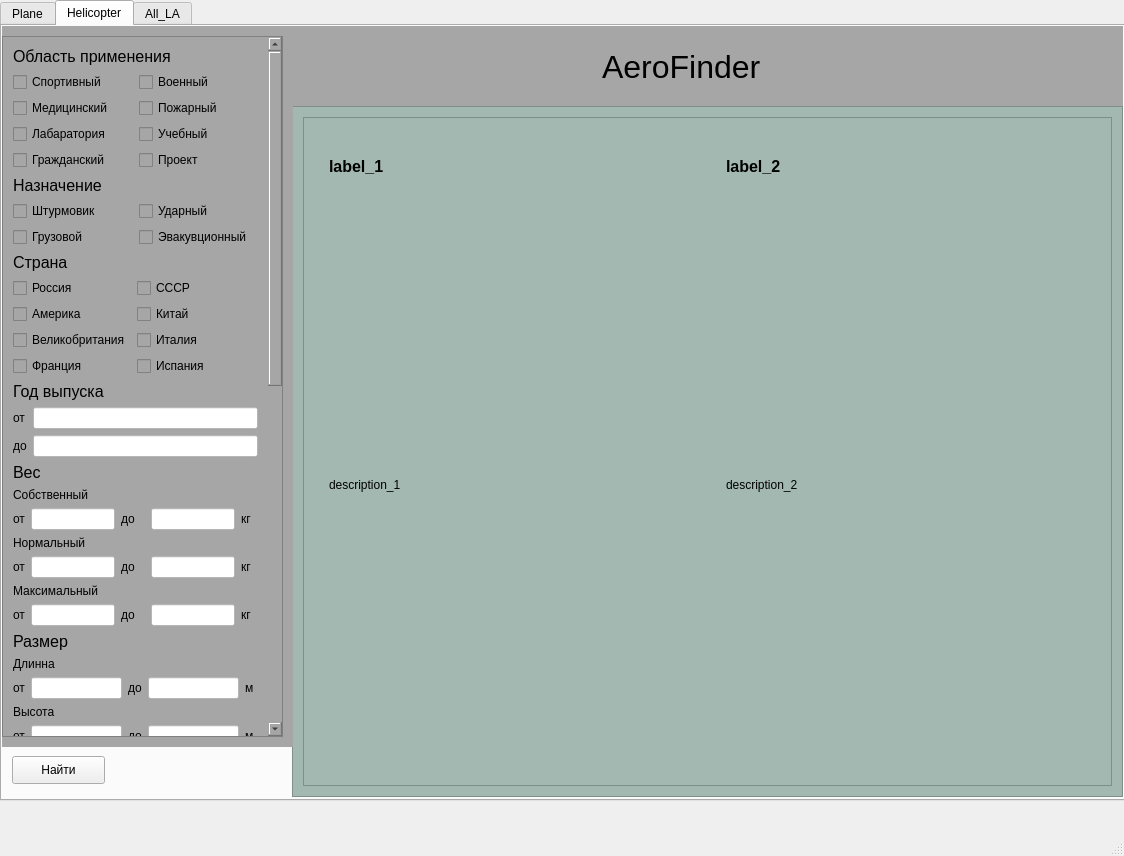
First picture: the form in ui_designes/ui_design_V_6.ui, repository MrParkour/AeroFinder, before the edit.
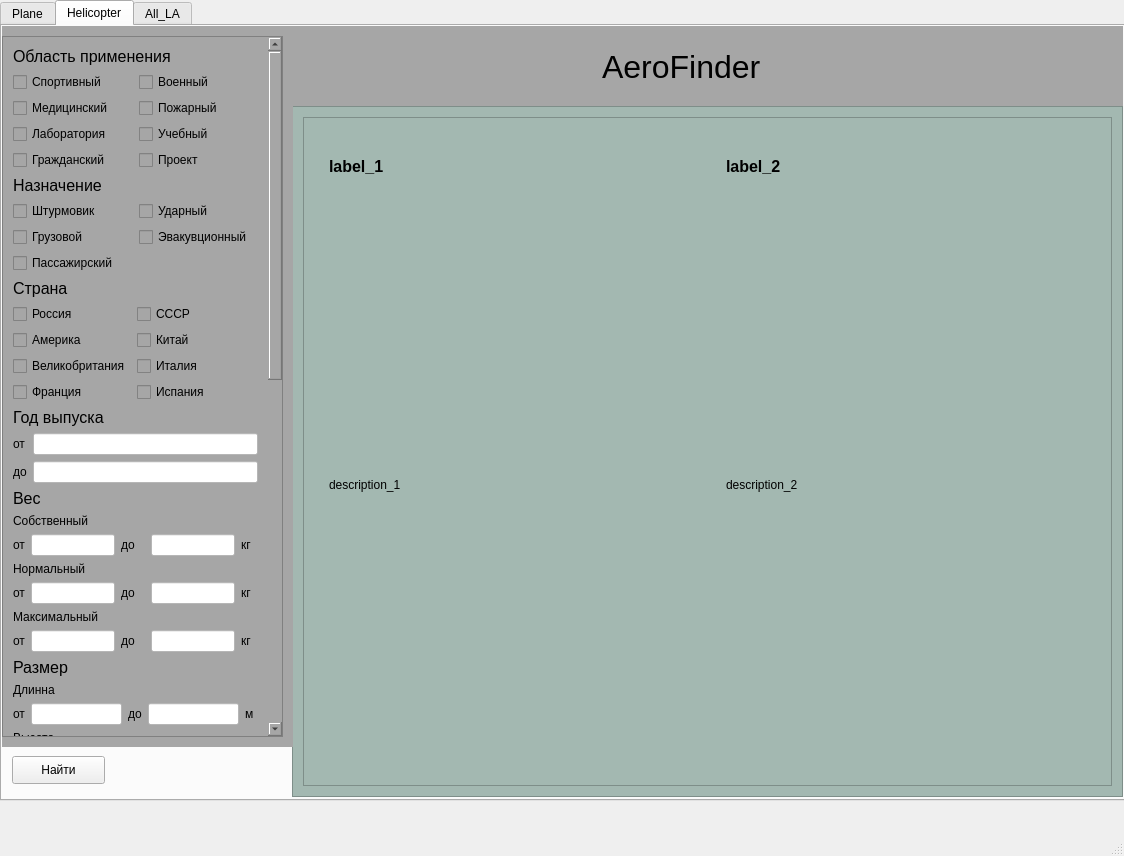
Second picture: the form after the edit. The open tabs and pages were chosen to show the change.

Commit message: finish checking and fixed the errors

```diff
--- a/ui_designes/ui_design_V_6.ui
+++ b/ui_designes/ui_design_V_6.ui
@@ -1746,8 +1746,8 @@
            <rect>
             <x>0</x>
             <y>0</y>
-            <width>258</width>
-            <height>1534</height>
+            <width>259</width>
+            <height>1561</height>
            </rect>
           </property>
           <layout class="QGridLayout" name="gridLayout_22">
@@ -1796,6 +1796,13 @@
                </property>
               </widget>
              </item>
+             <item row="2" column="1">
+              <widget class="QCheckBox" name="H_pas">
+               <property name="text">
+                <string>Пассажирский</string>
+               </property>
+              </widget>
+             </item>
             </layout>
            </item>
            <item row="15" column="0">
@@ -2757,7 +2764,7 @@
              <item row="2" column="0">
               <widget class="QCheckBox" name="H_lab">
                <property name="text">
-                <string>Лабаратория</string>
+                <string>Лаборатория</string>
                </property>
               </widget>
              </item>
```
Left out of the diff: 29 changed lines with no effect on the pictures. The commit also changes 2 other files.
